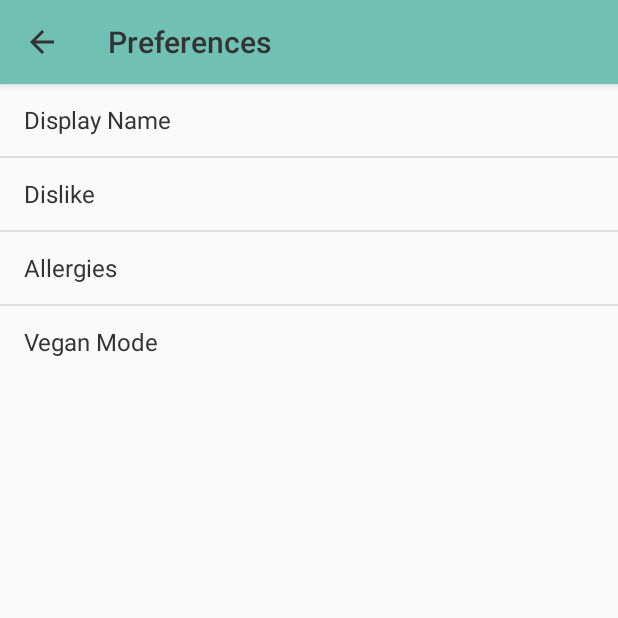
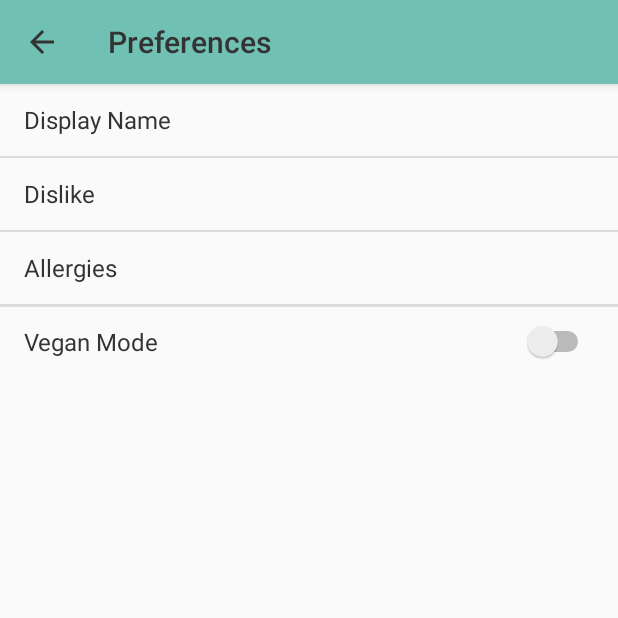
Before and after one commit to rasmushr97/P2-Meal-Planner, an Android app: the PrefActivity screen opened directly, with no data from a screen before it, after a tap on "Dislike", on a phone screen of 412 x 824 dp, the top half of it. Run offline under Robolectric (Android 15) with nearby library versions, the phone set to English and light mode, and no system bars.

```diff
--- a/app/src/main/AndroidManifest.xml
+++ b/app/src/main/AndroidManifest.xml
@@ -13,7 +13,7 @@
         android:roundIcon="@mipmap/ic_launcher_round"
         android:supportsRtl="true"
         android:theme="@style/AppTheme">
-        <activity android:name=".frontend.ui.login.LoginActivity">
+        <activity android:name=".frontend.ui.activities.SettingsActivity">
             <intent-filter>
                 <action android:name="android.intent.action.MAIN" />
 
@@ -23,6 +23,7 @@
         <activity
             android:name=".frontend.ui.activities.LoadingScreenActivity"
             android:theme="@style/AppThemeNoActionBar" />
+        <activity android:name=".frontend.ui.login.LoginActivity"/>
         <activity android:name=".frontend.ui.activities.MainActivity"/>
         <activity android:name=".frontend.ui.activities.PickMealActivity" />
         <activity android:name=".frontend.ui.activities.PickRecipeActivity" />
@@ -31,7 +32,6 @@
         <activity android:name=".frontend.ui.activities.GoalActivity" />
         <activity android:name=".frontend.ui.login.RegisterActivity" />
         <activity android:name=".frontend.ui.activities.SearchActivity" />
-        <activity android:name=".frontend.ui.activities.SettingsActivity" />
         <activity android:name=".frontend.ui.activities.PrefActivity" />
     </application>
 
--- a/app/src/main/java/com/example/rasmus/p2app/frontend/ui/activities/PrefActivity.java
+++ b/app/src/main/java/com/example/rasmus/p2app/frontend/ui/activities/PrefActivity.java
@@ -21,13 +21,31 @@ public class PrefActivity extends AppBackButtonActivity {
 
         ListView listView = findViewById(R.id.preferenceListView);
 
-        String[] items = {"Display Name", "Dislike", "Allergies", "Vegan Mode"};
+        String[] items = {"Display Name", "Dislike", "Allergies"};
         ArrayAdapter<String> adapter = new ArrayAdapter<>(PrefActivity.this, android.R.layout.simple_list_item_1, items);
         listView.setAdapter(adapter);
 
         listView.setOnItemClickListener((adapterView, view, i, l) ->  {
             switch (i){
                 case 0:
+                    displayNameClicked();
+                    break;
+
+                case 1:
+                    dislikesClicked();
+                    break;
+
+                case 2:
+                    allergiesClicked();
+                    break;
+
+
+            }
+        });
+
+    }
+
+    private void displayNameClicked(){
         AlertDialog.Builder builder = new AlertDialog.Builder(PrefActivity.this);
         builder.setTitle("Enter new Display Name");
         final EditText input = new EditText(PrefActivity.this);
@@ -39,20 +57,15 @@ public class PrefActivity extends AppBackButtonActivity {
         });
         builder.setNegativeButton("Cancel", (dialog, which) -> dialog.cancel());
         builder.show();
-                    break;
+    }
 
-                case 1: break;
+    private void dislikesClicked(){
 
     }
-        });
 
+    private void allergiesClicked(){
 
-
-
-
-
-
+    }
 
 
 }
-}
--- a/app/src/main/res/layout/activity_pref.xml
+++ b/app/src/main/res/layout/activity_pref.xml
@@ -1,7 +1,9 @@
 <?xml version="1.0" encoding="utf-8"?>
-<android.support.constraint.ConstraintLayout xmlns:android="http://schemas.android.com/apk/res/android"
+<LinearLayout xmlns:android="http://schemas.android.com/apk/res/android"
+    xmlns:app="http://schemas.android.com/apk/res-auto"
     android:layout_width="match_parent"
-    android:layout_height="match_parent">
+    android:layout_height="match_parent"
+    android:orientation="vertical">
 
     <ListView
         android:id="@+id/preferenceListView"
@@ -9,4 +11,43 @@
         android:layout_height="wrap_content">
     </ListView>
 
-</android.support.constraint.ConstraintLayout>
+        <android.support.constraint.ConstraintLayout
+            android:layout_width="match_parent"
+            android:layout_height="match_parent"
+            android:orientation="horizontal">
+
+            <TextView
+                android:id="@+id/tvVegan"
+                android:layout_width="wrap_content"
+                android:layout_height="wrap_content"
+                android:layout_marginStart="16dp"
+                android:layout_marginTop="12dp"
+                android:text="Vegan Mode"
+                android:textColor="#333333"
+                android:textSize="16sp"
+                app:layout_constraintStart_toStartOf="parent"
+                app:layout_constraintTop_toBottomOf="@+id/divider2" />
+
+            <Switch
+                android:id="@+id/veganSwitch"
+                android:layout_width="wrap_content"
+                android:layout_height="wrap_content"
+                android:layout_marginEnd="16dp"
+                android:layout_marginStart="16dp"
+                app:layout_constraintBottom_toBottomOf="@+id/tvVegan"
+                app:layout_constraintEnd_toEndOf="parent"
+                app:layout_constraintHorizontal_bias="1.0"
+                app:layout_constraintStart_toEndOf="@+id/tvVegan"
+                app:layout_constraintTop_toTopOf="@+id/tvVegan" />
+
+            <View
+                android:id="@+id/divider2"
+                android:layout_width="0dp"
+                android:layout_height="2dp"
+                android:background="?android:attr/listDivider"
+                app:layout_constraintEnd_toEndOf="parent"
+                app:layout_constraintStart_toStartOf="parent"
+                app:layout_constraintTop_toTopOf="parent" />
+        </android.support.constraint.ConstraintLayout>
+
+</LinearLayout>
```
Lines whose indentation alone changed are shown as unchanged.
